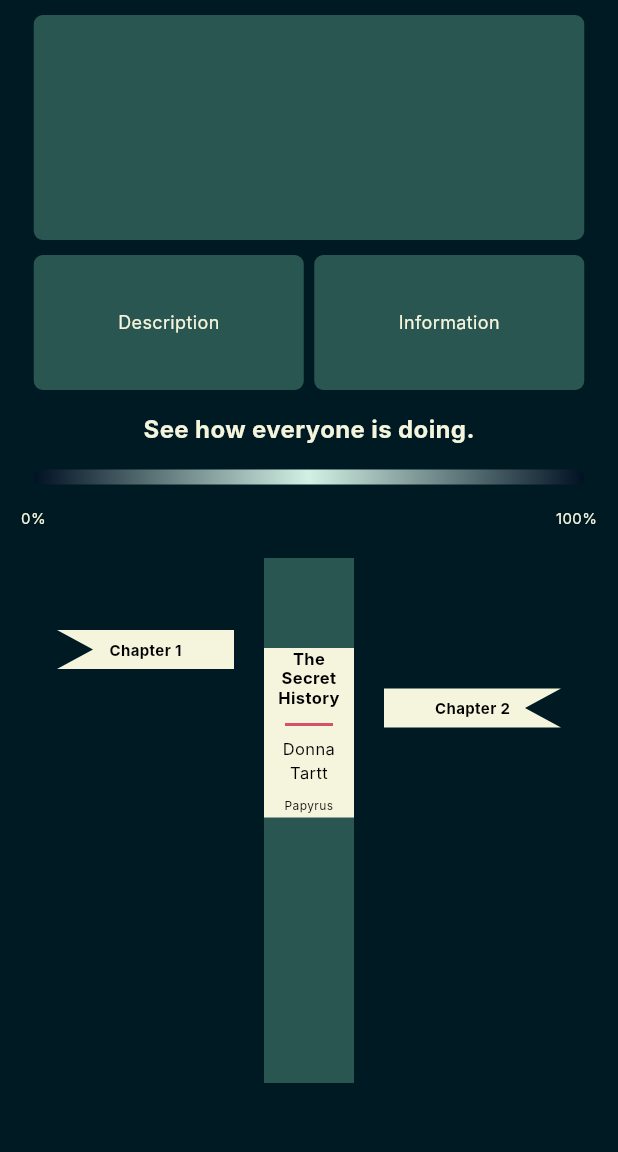
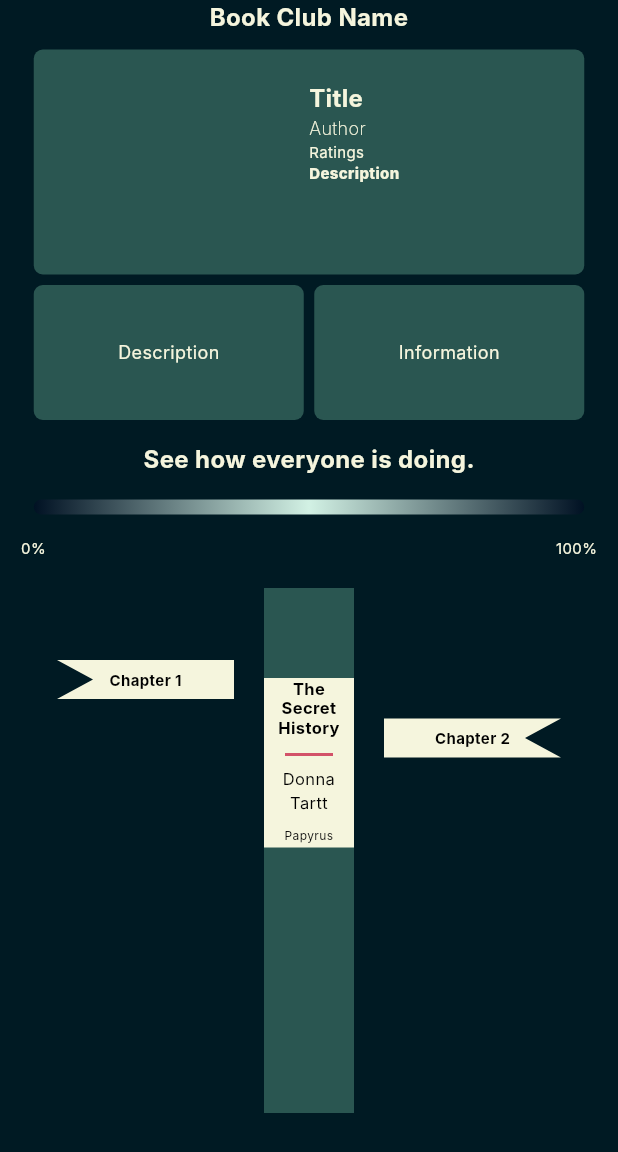
Before and after one commit to SamerSawan/Papyrus_v2, a Flutter app: the screen it shows after launch, on a phone screen of 412 x 824 dp. Shown: the top 1152 px of the screen. Run offline on Flutter 3.47's test engine with Material 3 defaults, Android fonts, the phone set to English and light mode, and no system bars; Roboto replaces fonts that are missing (Inter).

Commit message:
added text to book card

```diff
--- a/lib/book_card.dart
+++ b/lib/book_card.dart
@@ -0,0 +1,82 @@
+import 'package:flutter/material.dart';
+
+class BookCard extends StatelessWidget {
+  const BookCard({super.key});
+
+  @override
+  Widget build(context) {
+    return Center(
+      child: SizedBox (
+        width: 367,
+        height: 190,
+        child: Column(
+          children: [
+            const Text('Book Club Name',
+                      textAlign: TextAlign.center,
+                      style: TextStyle(
+                      color: Color.fromRGBO(245, 245, 221, 1),
+                      fontFamily: 'Inter',
+                      fontSize: 16,
+                      fontWeight: FontWeight.bold
+                        )
+                        ),
+              const SizedBox(height:10),
+              Container(
+              width: 367.0,
+              height: 150.0,
+              decoration: BoxDecoration(
+              borderRadius: BorderRadius.circular(6),
+              color: const Color(0xFF53917E).withOpacity(0.5)
+              ),
+              child: const Row(
+                children: [SizedBox(width: 183.5), // replace sizedbox with book image
+                    Column(
+                    crossAxisAlignment: CrossAxisAlignment.start,
+                    children: [
+                      SizedBox(height:21),
+                      Text('Title',
+                      textAlign: TextAlign.center,
+                      style: TextStyle(
+                      color: Color.fromRGBO(245, 245, 221, 1),
+                      fontFamily: 'Inter',
+                      fontSize: 16,
+                      fontWeight: FontWeight.bold
+                        )
+                        ),
+                      Text('Author',
+                      textAlign: TextAlign.center,
+                      style: TextStyle(
+                      color: Color.fromRGBO(245, 245, 221, 1),
+                      fontFamily: 'Inter',
+                      fontSize: 12,
+                      fontWeight: FontWeight.w200
+                        )
+                        ),
+                      Text('Ratings',
+                      textAlign: TextAlign.center,
+                      style: TextStyle(
+                      color: Color.fromRGBO(245, 245, 221, 1),
+                      fontFamily: 'Inter',
+                      fontSize: 10,
+                        )
+                        ),
+                      Text('Description',
+                      textAlign: TextAlign.center,
+                      style: TextStyle(
+                      color: Color.fromRGBO(245, 245, 221, 1),
+                      fontFamily: 'Inter',
+                      fontSize: 10,
+                      fontWeight: FontWeight.w800
+                        )
+                        )
+                        ]
+              )
+              ]
+              )
+              )
+              ]
+              )
+              )
+              );
+  }
+}
--- a/lib/main.dart
+++ b/lib/main.dart
@@ -2,7 +2,7 @@ import 'package:flutter/material.dart';
 import 'package:papyrus/book_timeline.dart';
 import 'package:papyrus/reading_progress.dart';
 import 'description_box.dart';
-//import 'nav_bar.dart';
+import 'book_card.dart';
 
 void main() {
   runApp(MaterialApp(
@@ -23,26 +23,3 @@ void main() {
     ),
   );
 }
-
-class BookCard extends StatelessWidget {
-  const BookCard({super.key});
-
-  @override
-  Widget build(context) {
-    return Center(
-      child: Column(
-        children: [
-          Container(
-              margin: const EdgeInsets.all(10.0),
-              width: 367.0,
-              height: 150.0,
-              decoration: BoxDecoration(
-   borderRadius: BorderRadius.circular(6),
-   color: const Color(0xFF53917E).withOpacity(0.5),
-              )
-              ),
-        ],
-      ),
-    );
-  }
-}
```
